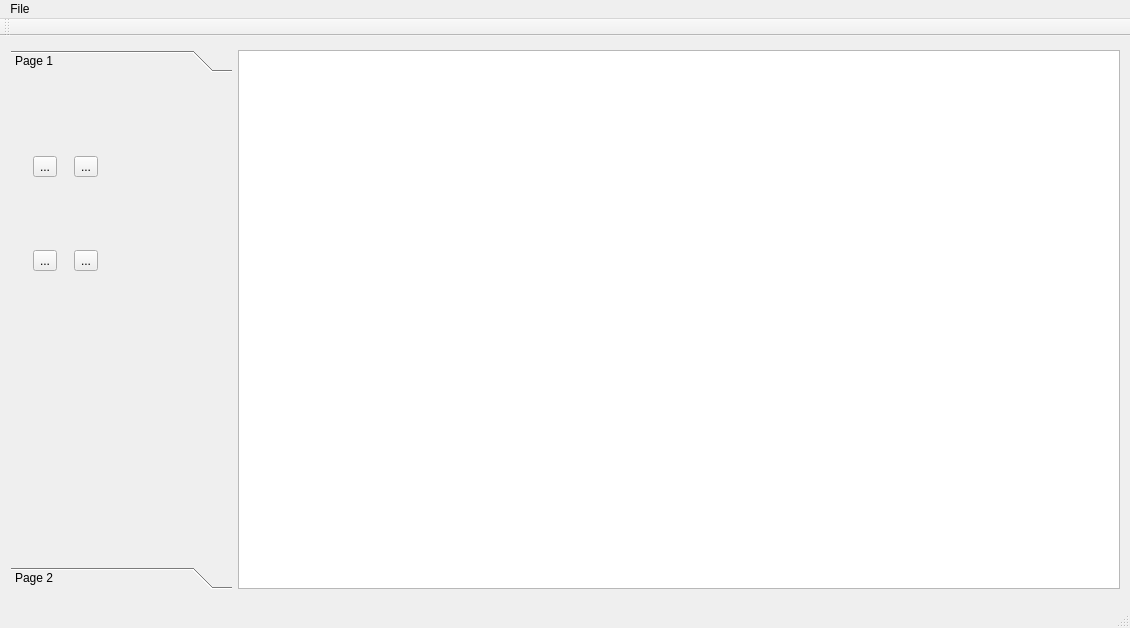
Above: mainwindow.ui from kelvin34501/alchimia_repo before the change. Below: the same form after it.
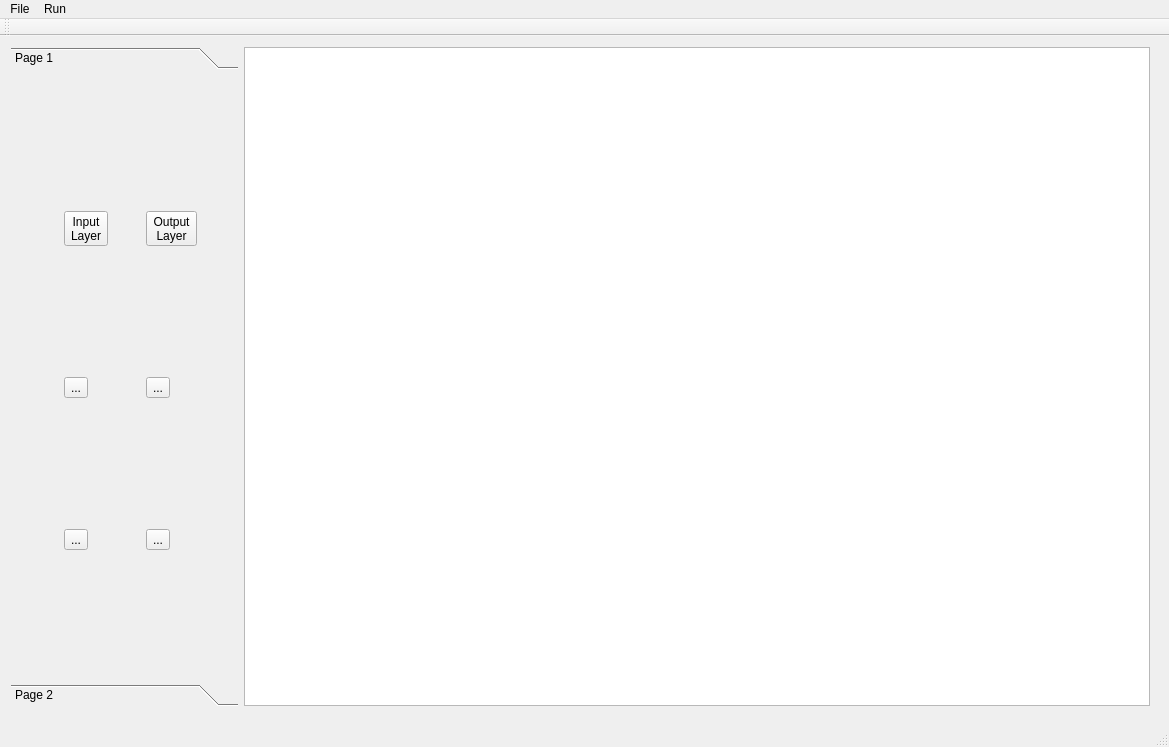
That is the form after the change.

```diff
--- a/mainwindow.ui
+++ b/mainwindow.ui
@@ -6,8 +6,8 @@
    <rect>
     <x>0</x>
     <y>0</y>
-    <width>1130</width>
-    <height>628</height>
+    <width>1169</width>
+    <height>747</height>
    </rect>
   </property>
   <property name="windowTitle">
@@ -18,9 +18,9 @@
     <property name="geometry">
      <rect>
       <x>0</x>
-      <y>3</y>
-      <width>1131</width>
-      <height>561</height>
+      <y>0</y>
+      <width>1161</width>
+      <height>681</height>
      </rect>
     </property>
     <layout class="QHBoxLayout" name="horizontalLayout">
@@ -40,8 +40,8 @@
          <rect>
           <x>0</x>
           <y>0</y>
-          <width>225</width>
-          <height>495</height>
+          <width>231</width>
+          <height>615</height>
          </rect>
         </property>
         <attribute name="label">
@@ -50,34 +50,13 @@
         <widget class="QWidget" name="gridLayoutWidget_2">
          <property name="geometry">
           <rect>
-           <x>0</x>
+           <x>10</x>
            <y>0</y>
-           <width>111</width>
-           <height>271</height>
+           <width>221</width>
+           <height>611</height>
           </rect>
          </property>
-         <layout class="QGridLayout" name="gridLayout_2">
-          <item row="0" column="1">
-           <widget class="QToolButton" name="toolButton_2">
-            <property name="text">
-             <string>...</string>
-            </property>
-           </widget>
-          </item>
-          <item row="0" column="0">
-           <widget class="QToolButton" name="toolButton">
-            <property name="text">
-             <string>...</string>
-            </property>
-           </widget>
-          </item>
-          <item row="1" column="0">
-           <widget class="QToolButton" name="toolButton_3">
-            <property name="text">
-             <string>...</string>
-            </property>
-           </widget>
-          </item>
+         <layout class="QGridLayout" name="gridLayout">
           <item row="1" column="1">
            <widget class="QToolButton" name="toolButton_4">
             <property name="text">
@@ -85,6 +64,43 @@
             </property>
            </widget>
           </item>
+          <item row="1" column="0">
+           <widget class="QToolButton" name="toolButton_3">
+            <property name="text">
+             <string>...</string>
+            </property>
+           </widget>
+          </item>
+          <item row="2" column="1">
+           <widget class="QToolButton" name="toolButton_6">
+            <property name="text">
+             <string>...</string>
+            </property>
+           </widget>
+          </item>
+          <item row="0" column="0">
+           <widget class="QToolButton" name="toolButton">
+            <property name="text">
+             <string>Input
+Layer</string>
+            </property>
+           </widget>
+          </item>
+          <item row="2" column="0">
+           <widget class="QToolButton" name="toolButton_5">
+            <property name="text">
+             <string>...</string>
+            </property>
+           </widget>
+          </item>
+          <item row="0" column="1">
+           <widget class="QToolButton" name="toolButton_2">
+            <property name="text">
+             <string>Output
+Layer</string>
+            </property>
+           </widget>
+          </item>
          </layout>
         </widget>
        </widget>
@@ -121,7 +137,7 @@
     <rect>
      <x>0</x>
      <y>0</y>
-     <width>1130</width>
+     <width>1169</width>
      <height>30</height>
     </rect>
    </property>
@@ -129,11 +145,24 @@
     <property name="title">
      <string>File</string>
     </property>
-    <addaction name="actionabcde"/>
+    <addaction name="actionNew_Project"/>
+    <addaction name="actionOpen_Project"/>
+    <addaction name="actionSave_Project"/>
+   </widget>
+   <widget class="QMenu" name="menuRun">
+    <property name="title">
+     <string>Run</string>
+    </property>
+    <addaction name="actionCompile"/>
    </widget>
    <addaction name="menuFile"/>
+   <addaction name="menuRun"/>
   </widget>
-  <widget class="QToolBar" name="mainToolBar">
+  <widget class="QStatusBar" name="statusBar"/>
+  <widget class="QToolBar" name="toolBar">
+   <property name="windowTitle">
+    <string>toolBar</string>
+   </property>
    <attribute name="toolBarArea">
     <enum>TopToolBarArea</enum>
    </attribute>
@@ -141,8 +170,7 @@
     <bool>false</bool>
    </attribute>
   </widget>
-  <widget class="QStatusBar" name="statusBar"/>
-  <action name="actionabcde">
+  <action name="actionNew_Project">
    <property name="text">
     <string>abcde</string>
    </property>
```
Left out of the diff: 23 changed lines with no effect on the pictures.
